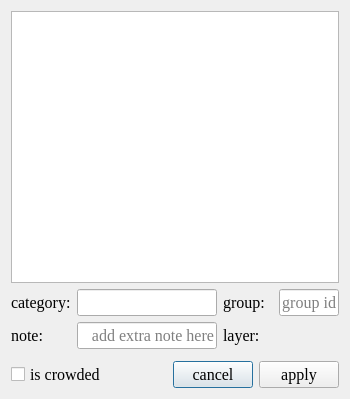
The window that ISAT/ui/category_choice.ui (yatengLG/ISAT_with_segment_anything) describes before a commit, drawn with Qt 5.
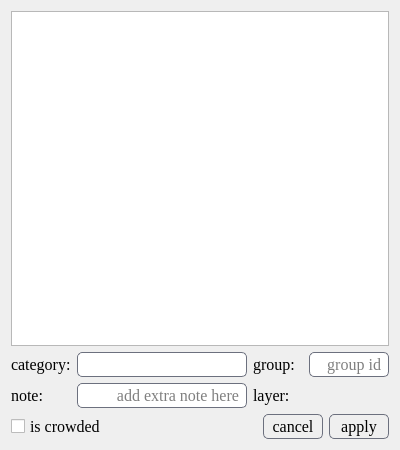
The same window after the commit. Icons and pictures are not drawn.

Patch:
```diff
--- a/ISAT/ui/category_choice.ui
+++ b/ISAT/ui/category_choice.ui
@@ -6,8 +6,8 @@
    <rect>
     <x>0</x>
     <y>0</y>
-    <width>350</width>
-    <height>399</height>
+    <width>400</width>
+    <height>450</height>
    </rect>
   </property>
   <property name="font">
@@ -19,6 +19,42 @@
   <property name="windowTitle">
    <string/>
   </property>
+  <property name="styleSheet">
+   <string notr="true">QListWidget::item:hover{
+	background-color: #C5E5CC;
+}
+
+QListWidget::item:selected{
+	background-color: #55A76A;
+} 
+
+
+QLineEdit{
+	border: 1px solid #6C707E;
+	border-radius: 5px;
+	padding-left: 5px;
+	padding-right: 5px;
+}
+QLineEdit:hover{
+	border: 1px solid #3574F0;
+} 
+QLineEdit:focus{
+	border: 2px solid #3574F0;
+} 
+
+QPushButton{
+	border: 1px solid #6C707E;
+	border-radius: 5px;
+}
+QPushButton:hover{
+	border: 1px solid #3574F0;
+} 
+QPushButton:pressed{
+	border: 2px solid #3574F0;
+	/*background-color: #3574F0;*/
+} 
+</string>
+  </property>
   <layout class="QVBoxLayout" name="verticalLayout">
    <item>
     <widget class="QListWidget" name="listWidget"/>
@@ -43,15 +79,21 @@
         <property name="minimumSize">
          <size>
           <width>60</width>
-          <height>0</height>
+          <height>25</height>
          </size>
         </property>
         <property name="maximumSize">
          <size>
           <width>60</width>
-          <height>16777215</height>
+          <height>25</height>
          </size>
         </property>
+        <property name="font">
+         <font>
+          <family>Times New Roman</family>
+          <pointsize>12</pointsize>
+         </font>
+        </property>
         <property name="text">
          <string>category:</string>
         </property>
@@ -59,6 +101,18 @@
       </item>
       <item>
        <widget class="QLineEdit" name="lineEdit_category">
+        <property name="minimumSize">
+         <size>
+          <width>0</width>
+          <height>25</height>
+         </size>
+        </property>
+        <property name="maximumSize">
+         <size>
+          <width>16777215</width>
+          <height>25</height>
+         </size>
+        </property>
         <property name="alignment">
          <set>Qt::AlignRight|Qt::AlignTrailing|Qt::AlignVCenter</set>
         </property>
@@ -72,15 +126,21 @@
         <property name="minimumSize">
          <size>
           <width>50</width>
-          <height>0</height>
+          <height>25</height>
          </size>
         </property>
         <property name="maximumSize">
          <size>
           <width>50</width>
-          <height>16777215</height>
+          <height>25</height>
          </size>
         </property>
+        <property name="font">
+         <font>
+          <family>Times New Roman</family>
+          <pointsize>12</pointsize>
+         </font>
+        </property>
         <property name="text">
          <string>group:</string>
         </property>
@@ -90,16 +150,22 @@
        <widget class="QLineEdit" name="lineEdit_group">
         <property name="minimumSize">
          <size>
-          <width>60</width>
-          <height>0</height>
+          <width>80</width>
+          <height>25</height>
          </size>
         </property>
         <property name="maximumSize">
          <size>
-          <width>60</width>
-          <height>16777215</height>
+          <width>80</width>
+          <height>25</height>
          </size>
         </property>
+        <property name="font">
+         <font>
+          <family>Times New Roman</family>
+          <pointsize>12</pointsize>
+         </font>
+        </property>
         <property name="inputMethodHints">
          <set>Qt::ImhDigitsOnly</set>
         </property>
@@ -137,15 +203,21 @@
         <property name="minimumSize">
          <size>
           <width>60</width>
-          <height>0</height>
+          <height>25</height>
          </size>
         </property>
         <property name="maximumSize">
          <size>
           <width>60</width>
-          <height>16777215</height>
+          <height>25</height>
          </size>
         </property>
+        <property name="font">
+         <font>
+          <family>Times New Roman</family>
+          <pointsize>12</pointsize>
+         </font>
+        </property>
         <property name="text">
          <string>note:</string>
         </property>
@@ -153,6 +225,24 @@
       </item>
       <item>
        <widget class="QLineEdit" name="lineEdit_note">
+        <property name="minimumSize">
+         <size>
+          <width>0</width>
+          <height>25</height>
+         </size>
+        </property>
+        <property name="maximumSize">
+         <size>
+          <width>16777215</width>
+          <height>25</height>
+         </size>
+        </property>
+        <property name="font">
+         <font>
+          <family>Times New Roman</family>
+          <pointsize>12</pointsize>
+         </font>
+        </property>
         <property name="alignment">
          <set>Qt::AlignRight|Qt::AlignTrailing|Qt::AlignVCenter</set>
         </property>
@@ -166,15 +256,21 @@
         <property name="minimumSize">
          <size>
           <width>50</width>
-          <height>0</height>
+          <height>25</height>
          </size>
         </property>
         <property name="maximumSize">
          <size>
           <width>50</width>
-          <height>16777215</height>
+          <height>25</height>
          </size>
         </property>
+        <property name="font">
+         <font>
+          <family>Times New Roman</family>
+          <pointsize>12</pointsize>
+         </font>
+        </property>
         <property name="text">
          <string>layer:</string>
         </property>
@@ -184,16 +280,22 @@
        <widget class="QLabel" name="label_layer">
         <property name="minimumSize">
          <size>
-          <width>60</width>
-          <height>0</height>
+          <width>80</width>
+          <height>25</height>
          </size>
         </property>
         <property name="maximumSize">
          <size>
-          <width>60</width>
-          <height>16777215</height>
+          <width>80</width>
+          <height>25</height>
          </size>
         </property>
+        <property name="font">
+         <font>
+          <family>Times New Roman</family>
+          <pointsize>12</pointsize>
+         </font>
+        </property>
         <property name="text">
          <string/>
         </property>
@@ -205,24 +307,6 @@
      </layout>
     </widget>
    </item>
-   <item>
-    <widget class="QWidget" name="widget" native="true">
-     <layout class="QHBoxLayout" name="horizontalLayout">
-      <property name="leftMargin">
-       <number>0</number>
-      </property>
-      <property name="topMargin">
-       <number>0</number>
-      </property>
-      <property name="rightMargin">
-       <number>0</number>
-      </property>
-      <property name="bottomMargin">
-       <number>0</number>
-      </property>
-     </layout>
-    </widget>
-   </item>
    <item>
     <widget class="QWidget" name="widget_2" native="true">
      <layout class="QHBoxLayout" name="horizontalLayout_2">
@@ -240,6 +324,24 @@
       </property>
       <item>
        <widget class="QCheckBox" name="checkBox_iscrowded">
+        <property name="minimumSize">
+         <size>
+          <width>0</width>
+          <height>25</height>
+         </size>
+        </property>
+        <property name="maximumSize">
+         <size>
+          <width>16777215</width>
+          <height>25</height>
+         </size>
+        </property>
+        <property name="font">
+         <font>
+          <family>Times New Roman</family>
+          <pointsize>12</pointsize>
+         </font>
+        </property>
         <property name="text">
          <string>is crowded</string>
         </property>
@@ -260,6 +362,24 @@
       </item>
       <item>
        <widget class="QPushButton" name="pushButton_cancel">
+        <property name="minimumSize">
+         <size>
+          <width>60</width>
+          <height>25</height>
+         </size>
+        </property>
+        <property name="maximumSize">
+         <size>
+          <width>60</width>
+          <height>25</height>
+         </size>
+        </property>
+        <property name="font">
+         <font>
+          <family>Times New Roman</family>
+          <pointsize>12</pointsize>
+         </font>
+        </property>
         <property name="text">
          <string>cancel</string>
         </property>
@@ -271,6 +391,24 @@
       </item>
       <item>
        <widget class="QPushButton" name="pushButton_apply">
+        <property name="minimumSize">
+         <size>
+          <width>60</width>
+          <height>25</height>
+         </size>
+        </property>
+        <property name="maximumSize">
+         <size>
+          <width>60</width>
+          <height>25</height>
+         </size>
+        </property>
+        <property name="font">
+         <font>
+          <family>Times New Roman</family>
+          <pointsize>12</pointsize>
+         </font>
+        </property>
         <property name="text">
          <string>apply</string>
         </property>
```
Left out of the diff: 2 changed lines with no effect on the pictures.
